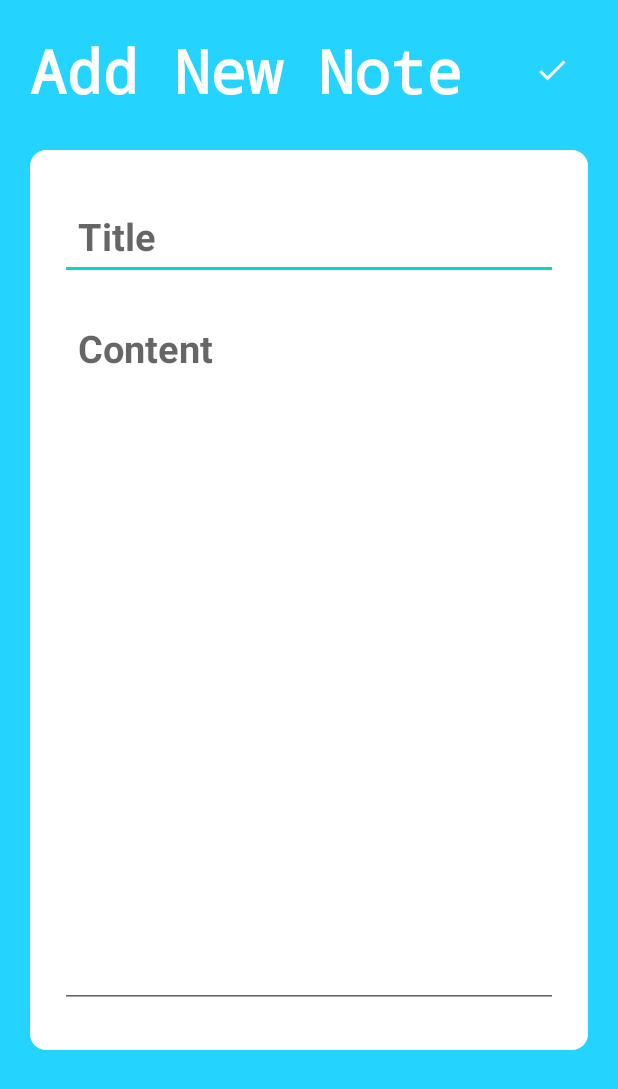
After one commit to Shuchita33/Notes-App-with-User-Authentication, an Android app: the NoteDetailsActivity screen opened directly, with no data from a screen before it, on a phone screen of 412 x 824 dp. The commit adds this screen. Shown: the top 1089 px of the screen. Run offline under Robolectric (Android 15) with nearby library versions, the phone set to English and light mode, and no system bars.

Commit message:
Add New Note Screen

```diff
--- /dev/null
+++ b/app/src/main/java/com/example/notesappwithuserauthentication/NoteDetailsActivity.java
@@ -0,0 +1,14 @@
+package com.example.notesappwithuserauthentication;
+
+import androidx.appcompat.app.AppCompatActivity;
+
+import android.os.Bundle;
+
+public class NoteDetailsActivity extends AppCompatActivity {
+
+    @Override
+    protected void onCreate(Bundle savedInstanceState) {
+        super.onCreate(savedInstanceState);
+        setContentView(R.layout.activity_note_details);
+    }
+}
--- /dev/null
+++ b/app/src/main/res/drawable/ic_baseline_add_24.xml
@@ -0,0 +1,5 @@
+<vector android:height="24dp" android:tint="#000000"
+    android:viewportHeight="24" android:viewportWidth="24"
+    android:width="24dp" xmlns:android="http://schemas.android.com/apk/res/android">
+    <path android:fillColor="@android:color/white" android:pathData="M19,13h-6v6h-2v-6H5v-2h6V5h2v6h6v2z"/>
+</vector>
--- /dev/null
+++ b/app/src/main/res/drawable/ic_baseline_done_24.xml
@@ -0,0 +1,5 @@
+<vector android:height="24dp" android:tint="#000000"
+    android:viewportHeight="24" android:viewportWidth="24"
+    android:width="24dp" xmlns:android="http://schemas.android.com/apk/res/android">
+    <path android:fillColor="@android:color/white" android:pathData="M9,16.2L4.8,12l-1.4,1.4L9,19 21,7l-1.4,-1.4L9,16.2z"/>
+</vector>
--- /dev/null
+++ b/app/src/main/res/layout/activity_note_details.xml
@@ -0,0 +1,86 @@
+<?xml version="1.0" encoding="utf-8"?>
+<RelativeLayout xmlns:android="http://schemas.android.com/apk/res/android"
+    xmlns:app="http://schemas.android.com/apk/res-auto"
+    xmlns:tools="http://schemas.android.com/tools"
+    android:layout_width="match_parent"
+    android:layout_height="match_parent"
+    android:background="@color/my_primary"
+    android:padding="20dp"
+
+    tools:context=".NoteDetailsActivity">
+
+
+    <RelativeLayout
+        android:id="@+id/title_bar_layout"
+        android:layout_width="match_parent"
+
+        android:layout_height="wrap_content">
+
+        <TextView
+            android:id="@+id/page_title"
+            android:layout_width="wrap_content"
+            android:layout_height="wrap_content"
+            android:text="Add New Note "
+            android:fontFamily="monospace"
+            android:textColor="@color/white"
+            android:textSize="40sp"
+            android:textStyle="bold" />
+
+        <ImageButton
+            android:id="@+id/save_note_btn"
+            android:layout_width="48dp"
+            android:layout_height="48dp"
+            android:layout_alignParentEnd="true"
+            android:layout_centerVertical="true"
+            android:background="?android:attr/selectableItemBackgroundBorderless"
+
+            android:src="@drawable/ic_baseline_done_24"
+
+            app:tint="@color/white"
+            android:contentDescription="TODO" />
+
+
+    </RelativeLayout>
+
+
+    <LinearLayout
+        android:layout_width="match_parent"
+        android:layout_height="wrap_content"
+        android:layout_below="@id/title_bar_layout"
+        android:layout_marginVertical="26dp"
+        android:background="@drawable/rounded_corner"
+        android:backgroundTint="@color/white"
+        android:orientation="vertical"
+        android:padding="20sp">
+
+
+    <EditText
+    android:layout_width="match_parent"
+    android:layout_height="wrap_content"
+    android:id="@+id/notes_title_text"
+    android:hint="Title"
+
+    android:textSize="25sp"
+    android:textStyle="bold"
+
+    android:layout_marginVertical="8dp"
+    android:padding="12dp"
+    android:textColor="@color/black"/>
+        <EditText
+            android:layout_width="match_parent"
+            android:layout_height="wrap_content"
+            android:id="@+id/notes_content_text"
+            android:hint="Content"
+            android:minLines="15"
+            android:textSize="25sp"
+            android:textStyle="bold"
+            android:gravity="top"
+            android:layout_marginVertical="8dp"
+            android:padding="12dp"
+            android:textColor="@color/black"/>
+
+
+
+</LinearLayout>
+
+</RelativeLayout>
--- a/app/src/main/res/values/strings.xml
+++ b/app/src/main/res/values/strings.xml
@@ -1,3 +1,4 @@
 <resources>
     <string name="app_name">Notes Pro</string>
+    <string name="title">Title</string>
 </resources>
```
Also changed, not shown: app/src/main/AndroidManifest.xml (+7 -0 lines), app/src/main/java/com/example/notesappwithuserauthentication/MainActivity.java (+9 -1 lines), app/src/main/res/layout/activity_main.xml (+14 -10 lines).
